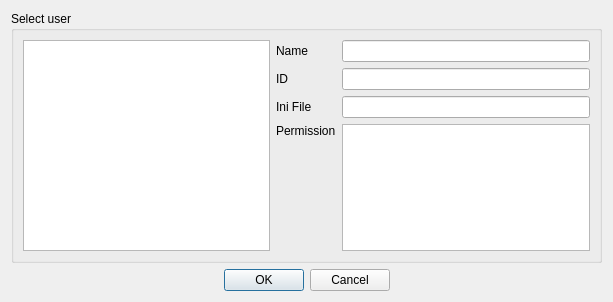
Before: the Qt Designer form Qitom/ui/dialogSelectUser.ui in itom-project/itom, drawn with Qt 5.
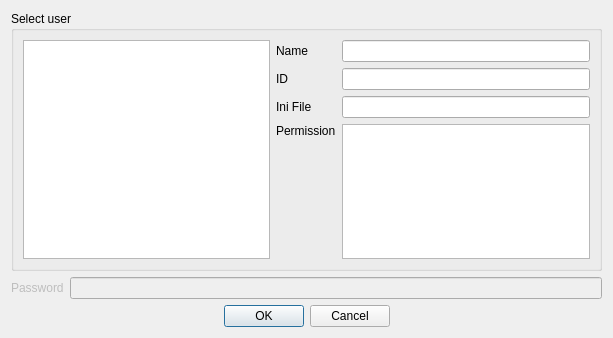
After: the same form once the commit is applied.

Commit message: added possibility to set password for users

Diff of the .ui file:
```diff
--- a/Qitom/ui/dialogSelectUser.ui
+++ b/Qitom/ui/dialogSelectUser.ui
@@ -7,7 +7,7 @@
     <x>0</x>
     <y>0</y>
     <width>613</width>
-    <height>302</height>
+    <height>338</height>
    </rect>
   </property>
   <property name="windowTitle">
@@ -122,6 +122,33 @@
      </layout>
     </widget>
    </item>
+   <item>
+    <layout class="QHBoxLayout" name="horizontalLayout">
+     <property name="topMargin">
+      <number>0</number>
+     </property>
+     <item>
+      <widget class="QLabel" name="label_password">
+       <property name="enabled">
+        <bool>false</bool>
+       </property>
+       <property name="text">
+        <string>Password</string>
+       </property>
+      </widget>
+     </item>
+     <item>
+      <widget class="QLineEdit" name="lineEdit_password">
+       <property name="enabled">
+        <bool>false</bool>
+       </property>
+       <property name="echoMode">
+        <enum>QLineEdit::Password</enum>
+       </property>
+      </widget>
+     </item>
+    </layout>
+   </item>
    <item>
     <widget class="QDialogButtonBox" name="buttonBox">
      <property name="layoutDirection">
```
Left out of the diff: 8 changed lines with no effect on the pictures. The commit also changes 9 other files.
